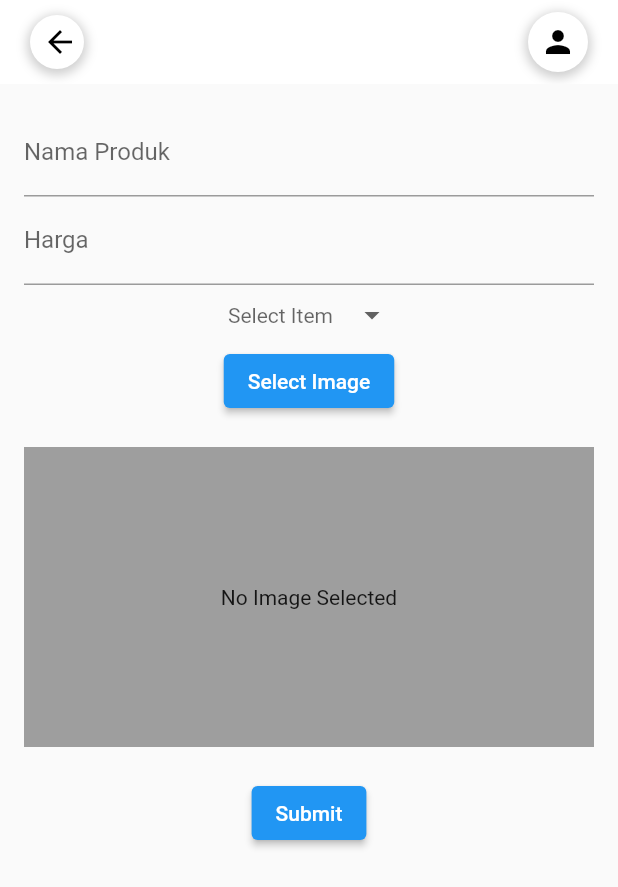
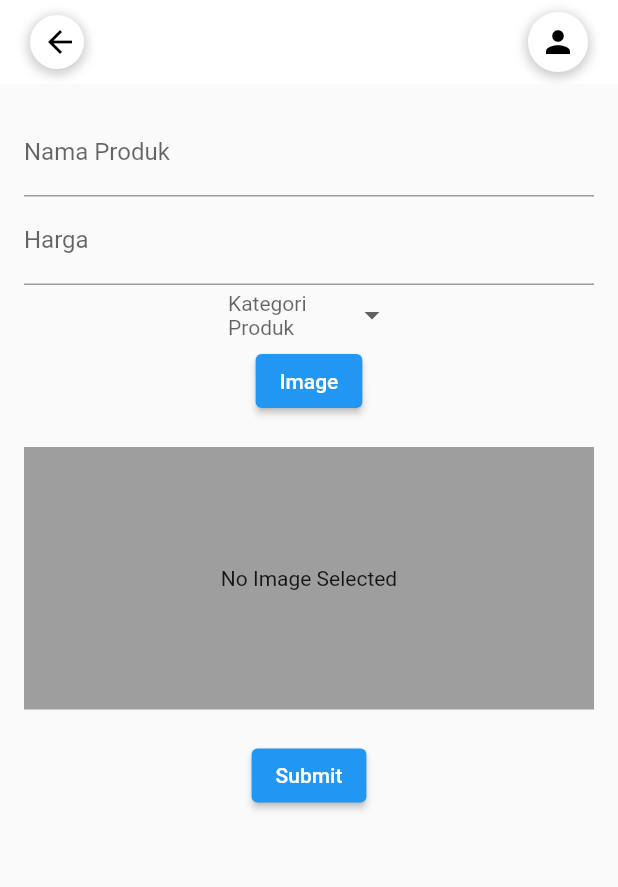
Before and after one commit to M-Haykal/projek_flutter, a Flutter app: the Nambah screen opened directly, on a phone screen of 412 x 824 dp. Shown: the top 887 px of the screen. Run offline on Flutter 3.47's test engine with Material 2 defaults, Android fonts, the phone set to English and light mode, and no system bars; drawn by our look-alikes of dropdown_button2; our stand-ins replace image_picker; network calls fail.

Commit message:
Memperbaiki bug

```diff
--- a/lib/adddata.dart
+++ b/lib/adddata.dart
@@ -128,7 +128,7 @@ class Input extends State<Nambah> {
               child: DropdownButton2<String>(
                 isExpanded: true,
                 hint: Text(
-                  'Select Item',
+                  'Kategori Produk',
                   style: TextStyle(
                     fontSize: 14,
                     color: Theme.of(context).hintColor,
@@ -176,16 +176,16 @@ class Input extends State<Nambah> {
                       });
                     }
                   },
-                  child: Text('Select Image'),
+                  child: Text('Image'),
                 ),
                 SizedBox(height: 20),
                 _image.isNotEmpty
                     ? Image.file(
                         File(_image),
-                        height: 150,
+                        height: 140,
                       )
                     : Container(
-                        height: 200,
+                        height: 175,
                         color: Colors.grey,
                         child: Center(
                           child: Text('No Image Selected'),
```
